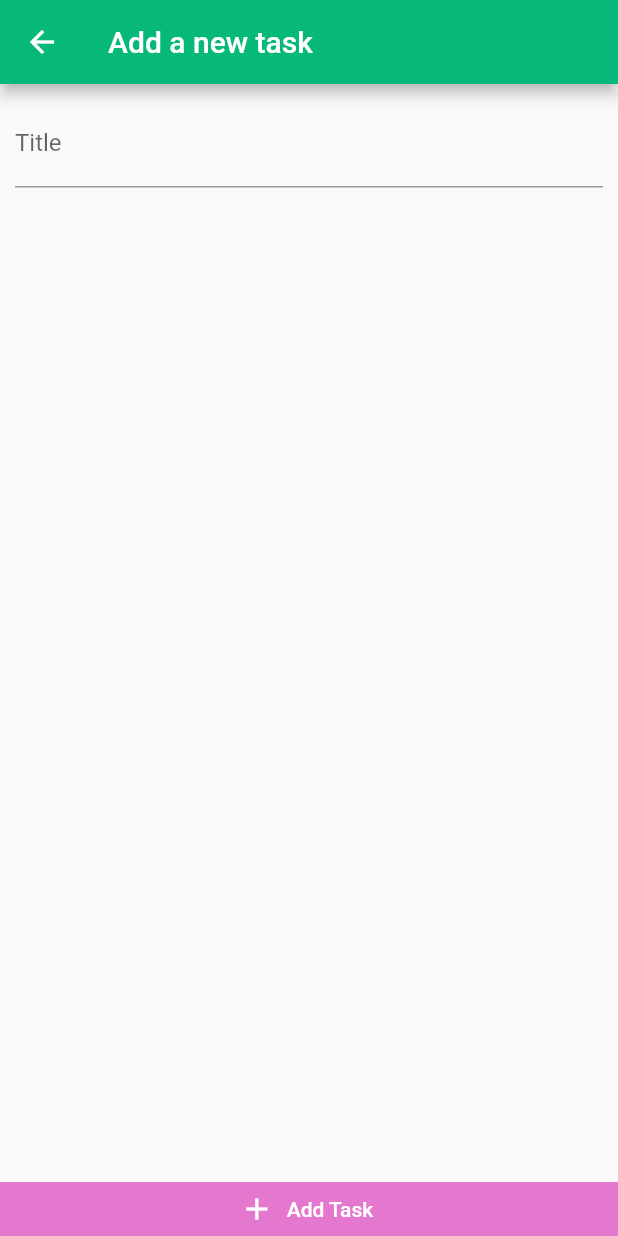
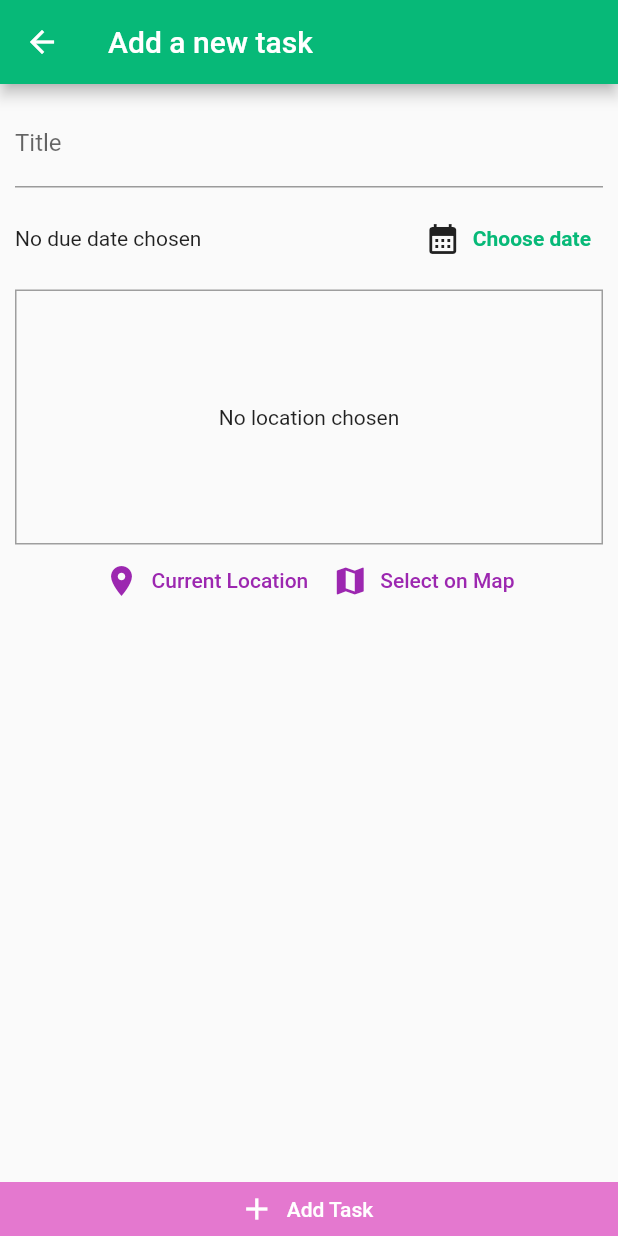
Before and after one commit to MocanuAlexandra/PlanifyApp, a Flutter app: the AddNewTaskScreen screen opened by its route, on a phone screen of 412 x 824 dp. Run offline on Flutter 3.47's test engine with Material 2 defaults, Android fonts, the phone set to English and light mode, and no system bars; our stand-ins replace cloud_firestore, firebase_auth, firebase_core, flutter_form_builder, form_builder_validators, google_maps_flutter and 1 more; accounts and stored records are empty.

Commit message:
User can now add a new task (with title, location and due date) into the database The displayed tasks are now fetched from database

```diff
--- a/planify_app/lib/models/task.dart
+++ b/planify_app/lib/models/task.dart
@@ -1,11 +1,15 @@
-enum Priority { Important, Medium, Low }
+import 'package:planify_app/models/task_adress.dart';
 
 class Task {
   final String? id;
   final String? title;
   final DateTime? dueDate;
-  final bool isDone;
-  final Priority? priority;
+  final TaskAdress? address;
 
-  Task({this.id,this.title, this.dueDate, this.isDone = false, this.priority});
+  Task({
+    this.id,
+    this.title,
+    this.dueDate,
+    this.address,
+  });
 }
--- /dev/null
+++ b/planify_app/lib/models/task_adress.dart
@@ -0,0 +1,11 @@
+class TaskAdress {
+  final double? latitude;
+  final double? longitude;
+  final String? address;
+
+  const TaskAdress({
+    required this.latitude,
+    required this.longitude,
+    this.address,
+  });
+}
--- a/planify_app/lib/screens/add_new_task.dart
+++ /dev/null
@@ -1,74 +0,0 @@
-import 'dart:io';
-
-import 'package:cloud_firestore/cloud_firestore.dart';
-import 'package:firebase_auth/firebase_auth.dart';
-import 'package:flutter/material.dart';
-
-class AddNewTaskScreen extends StatefulWidget {
-  const AddNewTaskScreen({super.key});
-
-  static const routeName = '/add-task';
-
-  @override
-  State<AddNewTaskScreen> createState() => _AddNewTaskScreenState();
-}
-
-class _AddNewTaskScreenState extends State<AddNewTaskScreen> {
- String _taskTitle = '';
-
-  void _addTask() async {
-    FocusScope.of(context).unfocus();
-
-    final user = FirebaseAuth.instance.currentUser;
-
-    //add the task in tasks collection from the connected user
-    await FirebaseFirestore.instance
-        .collection('users')
-        .doc(user!.uid)
-        .collection('tasks')
-        .add({'title': _taskTitle});
-  }
-
-  @override
-  Widget build(BuildContext context) {
-    return Scaffold(
-        appBar: AppBar(
-          title: const Text('Add a new task'),
-        ),
-        body: Column(
-          crossAxisAlignment: CrossAxisAlignment.stretch,
-          children: [
-            Expanded(
-              child: SingleChildScrollView(
-                child: Padding(
-                  padding: const EdgeInsets.all(10),
-                  child: Column(
-                    // ignore: prefer_const_literals_to_create_immutables
-                    children: [
-                       TextField(
-                        decoration: const InputDecoration(labelText: 'Title'),
-                        onChanged: (value) {
-                          _taskTitle = value;
-                        },
-                      ),
-                    ],
-                  ),
-                ),
-              ),
-            ),
-            ElevatedButton.icon(
-                onPressed: _addTask,
-                icon: const Icon(Icons.add),
-                label: const Text('Add Task'),
-                style: ElevatedButton.styleFrom(
-                  elevation: 0,
-                  tapTargetSize: MaterialTapTargetSize.shrinkWrap,
-                  shape: RoundedRectangleBorder(
-                    borderRadius: BorderRadius.circular(0),
-                  ),
-                  backgroundColor: Theme.of(context).colorScheme.secondary,
-                )),
-          ],
-        ));
-  }
-}
--- a/planify_app/lib/screens/auth_screen.dart
+++ b/planify_app/lib/screens/auth/auth_screen.dart
@@ -2,7 +2,7 @@ import 'package:cloud_firestore/cloud_firestore.dart';
 import 'package:firebase_auth/firebase_auth.dart';
 import 'package:flutter/material.dart';
 
-import '../widgets/auth/auth_form.dart';
+import '../../widgets/auth/auth_form.dart';
 
 class AuthScreen extends StatefulWidget {
   const AuthScreen({super.key});
@@ -75,8 +75,8 @@ class _AuthScreenState extends State<AuthScreen> {
             decoration: BoxDecoration(
               gradient: LinearGradient(
                 colors: [
-                  Color.fromARGB(255, 161, 82, 246).withOpacity(0.5),
-                  Color.fromARGB(255, 56, 251, 137).withOpacity(0.9),
+                  const Color.fromARGB(255, 161, 82, 246).withOpacity(0.5),
+                  const Color.fromARGB(255, 56, 251, 137).withOpacity(0.9),
                 ],
                 begin: Alignment.topLeft,
                 end: Alignment.bottomRight,
--- /dev/null
+++ b/planify_app/lib/screens/task/add_new_task.dart
@@ -0,0 +1,128 @@
+import 'package:flutter/material.dart';
+import 'package:provider/provider.dart';
+
+import '../../database/database_helper.dart';
+import '../../models/task_adress.dart';
+import '../../providers/tasks.dart';
+import '../../widgets/location/location_input.dart';
+
+class AddNewTaskScreen extends StatefulWidget {
+  const AddNewTaskScreen({super.key});
+
+  static const routeName = '/add-task';
+
+  @override
+  State<AddNewTaskScreen> createState() => _AddNewTaskScreenState();
+}
+
+class _AddNewTaskScreenState extends State<AddNewTaskScreen> {
+  String _taskTitle = '';
+  DateTime? _selectedDate;
+  TaskAdress? _pickedAdress;
+
+  void _presentDatePicker() {
+    showDatePicker(
+      context: context,
+      initialDate: DateTime.now(),
+      firstDate: DateTime.now(),
+      lastDate: DateTime(2100),
+    ).then((pickedDate) => {
+          if (pickedDate != null)
+            {
+              setState(() => _selectedDate = pickedDate),
+            }
+        });
+  }
+
+  void _selectPlace(double lat, double lng) {
+    _pickedAdress = TaskAdress(latitude: lat, longitude: lng);
+  }
+
+  void _addTask() {
+    FocusScope.of(context).unfocus();
+
+    //add the task in the database
+    DBHelper.addTask(_taskTitle, _selectedDate, _pickedAdress);
+
+    //add the task in the UI
+    Provider.of<Tasks>(context, listen: false).addTask(
+      _taskTitle,
+      _selectedDate,
+      _pickedAdress,
+    );
+
+    // close the screen
+    Navigator.of(context).pop();
+  }
+
+  @override
+  Widget build(BuildContext context) {
+    return Scaffold(
+        appBar: AppBar(
+          title: const Text('Add a new task'),
+        ),
+        body: Column(
+          crossAxisAlignment: CrossAxisAlignment.stretch,
+          children: [
+            Expanded(
+              child: SingleChildScrollView(
+                child: Padding(
+                  padding: const EdgeInsets.all(10),
+                  child: Column(
+                    // ignore: prefer_const_literals_to_create_immutables
+                    children: [
+                      //title field
+                      TextField(
+                        decoration: const InputDecoration(labelText: 'Title'),
+                        onChanged: (value) {
+                          _taskTitle = value;
+                        },
+                      ),
+                      const SizedBox(height: 10),
+                      //due date
+                      Row(
+                        // ignore: prefer_const_literals_to_create_immutables
+                        children: [
+                          Expanded(
+                            child: Text(
+                              _selectedDate == null
+                                  ? 'No due date chosen'
+                                  : 'Due date: ${_selectedDate!.day}/${_selectedDate!.month}/${_selectedDate!.year}',
+                            ),
+                          ),
+                          const Icon(Icons.calendar_month),
+                          TextButton(
+                            onPressed: _presentDatePicker,
+                            child: const Text(
+                              'Choose date',
+                              style: TextStyle(fontWeight: FontWeight.bold),
+                            ),
+                          ),
+                        ],
+                      ),
+                      //adress
+                      const SizedBox(height: 10),
+                      LocationInput(
+                        onSelectPlace: _selectPlace,
+                      ),
+                    ],
+                  ),
+                ),
+              ),
+            ),
+            ElevatedButton.icon(
+                onPressed: _addTask,
+                icon: const Icon(Icons.add),
+                label: const Text('Add Task'),
+                style: ElevatedButton.styleFrom(
+                  elevation: 0,
+                  tapTargetSize: MaterialTapTargetSize.shrinkWrap,
+                  shape: RoundedRectangleBorder(
+                    borderRadius: BorderRadius.circular(0),
+                  ),
+                  backgroundColor: Theme.of(context).colorScheme.secondary,
+                )),
+          ],
+        ));
+  }
+}
--- /dev/null
+++ b/planify_app/lib/widgets/location/location_input.dart
@@ -0,0 +1,107 @@
+import 'package:flutter/material.dart';
+import 'package:google_maps_flutter/google_maps_flutter.dart';
+import 'package:location/location.dart';
+
+import '../../helpers/location_helper.dart';
+import '../../models/task_adress.dart';
+import '../../screens/location/map_screen.dart';
+
+class LocationInput extends StatefulWidget {
+  final Function onSelectPlace;
+  const LocationInput({super.key, required this.onSelectPlace});
+
+  @override
+  State<LocationInput> createState() => _LocationInputState();
+}
+
+class _LocationInputState extends State<LocationInput> {
+  String? _previewImageUrl;
+  TaskAdress? _initialAdress;
+
+  // add the map in preview
+  void _showPreview(double lat, double long) {
+    final staticMapUrl =
+        LocationHelper.generateLocPreviewImg(latitude: lat, longitude: long);
+    setState(() {
+      _previewImageUrl = staticMapUrl;
+    });
+  }
+
+  // get the current location
+  Future<void> _getCurrentUserLocation() async {
+    try {
+      final locData = await Location().getLocation();
+      _showPreview(locData.latitude!, locData.longitude!);
+      widget.onSelectPlace(locData.latitude, locData.longitude);
+    } catch (error) {
+      return;
+    }
+  }
+
+  // select the location on the map
+  Future<void> _selectOnMap() async {
+    final locData = await Location().getLocation();
+
+    _initialAdress =
+        TaskAdress(latitude: locData.latitude!, longitude: locData.longitude!);
+
+    // ignore: use_build_context_synchronously
+    final selectedLocation = await Navigator.of(context).push<LatLng>(
+      MaterialPageRoute(
+        fullscreenDialog: true,
+        builder: (ctx) =>
+            MapScreen(initialAdress: _initialAdress!, isSelecting: true),
+      ),
+    );
+
+    if (selectedLocation == null) {
+      return;
+    }
+    _showPreview(selectedLocation.latitude, selectedLocation.longitude);
+    widget.onSelectPlace(selectedLocation.latitude, selectedLocation.longitude);
+  }
+
+  @override
+  Widget build(BuildContext context) {
+    return Column(
+      children: [
+        Container(
+          height: 170,
+          width: double.infinity,
+          alignment: Alignment.center,
+          decoration: BoxDecoration(
+            border: Border.all(width: 1, color: Colors.grey),
+          ),
+          child: _previewImageUrl == null
+              ? const Text(
+                  'No location chosen',
+                  textAlign: TextAlign.center,
+                )
+              : Image.network(_previewImageUrl!,
+                  fit: BoxFit.cover, width: double.infinity),
+        ),
+        Row(
+          mainAxisAlignment: MainAxisAlignment.center,
+          children: [
+            TextButton.icon(
+              onPressed: _getCurrentUserLocation,
+              icon: const Icon(Icons.location_on),
+              label: const Text('Current Location'),
+              style: TextButton.styleFrom(
+                foregroundColor: Theme.of(context).primaryColor,
+              ),
+            ),
+            TextButton.icon(
+              onPressed: _selectOnMap,
+              icon: const Icon(Icons.map),
+              label: const Text('Select on Map'),
+              style: TextButton.styleFrom(
+                foregroundColor: Theme.of(context).primaryColor,
+              ),
+            ),
+          ],
+        ),
+      ],
+    );
+  }
+}
```
Also changed, not shown: planify_app/lib/database/database_helper.dart (added, +69 -0 lines), planify_app/lib/helpers/location_helper.dart (added, +18 -0 lines), planify_app/lib/main.dart (+12 -7 lines), planify_app/lib/providers/tasks.dart (added, +54 -0 lines), planify_app/lib/screens/location/map_screen.dart (added, +66 -0 lines), planify_app/lib/screens/overall_agenda_screen.dart (+28 -36 lines), planify_app/lib/widgets/task/task_list_item.dart (renamed from planify_app/lib/widgets/tasks/task_list_item.dart, +19 -62 lines), planify_app/pubspec.yaml (+13 -8 lines), planify_app/lib/widgets/drawer.dart (line endings or trailing spaces), 2 other files.
